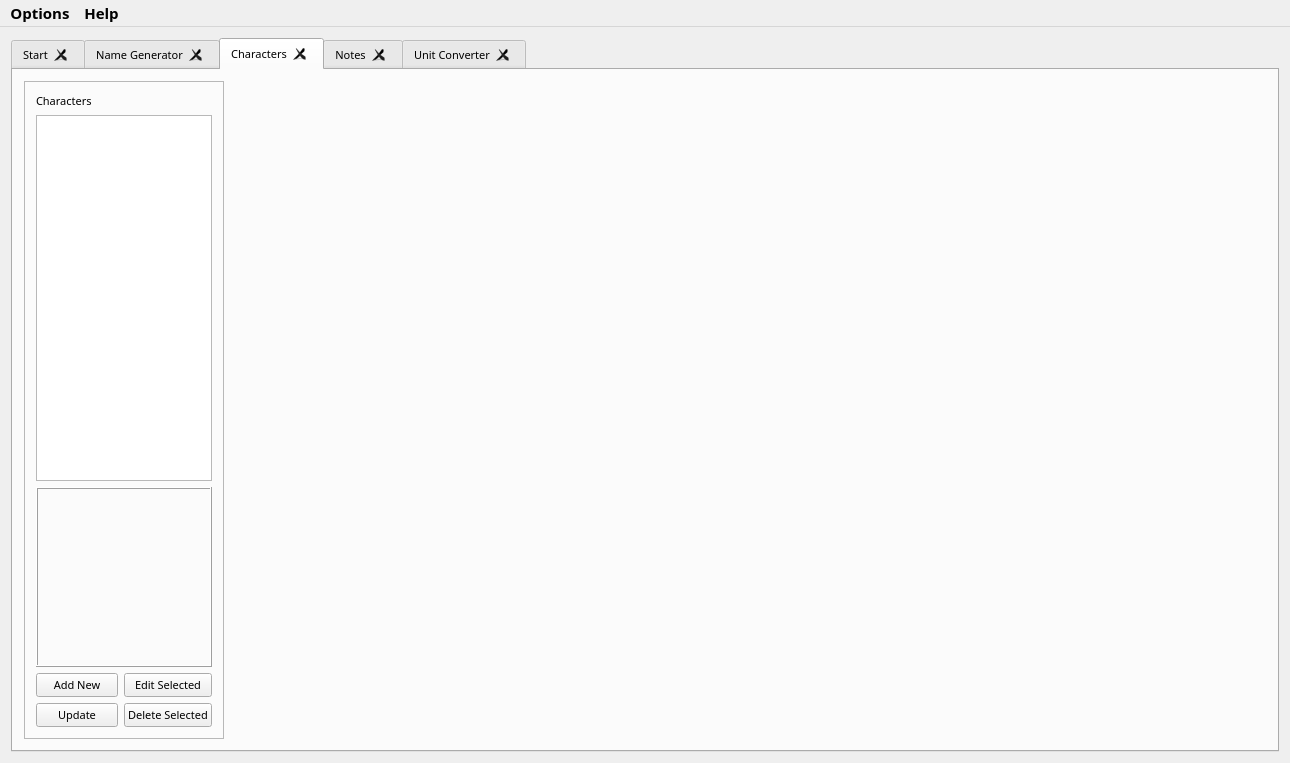
Above: mainwindow.ui from PhilInTheGaps/GM-Companion before the change. Below: the same form after it.
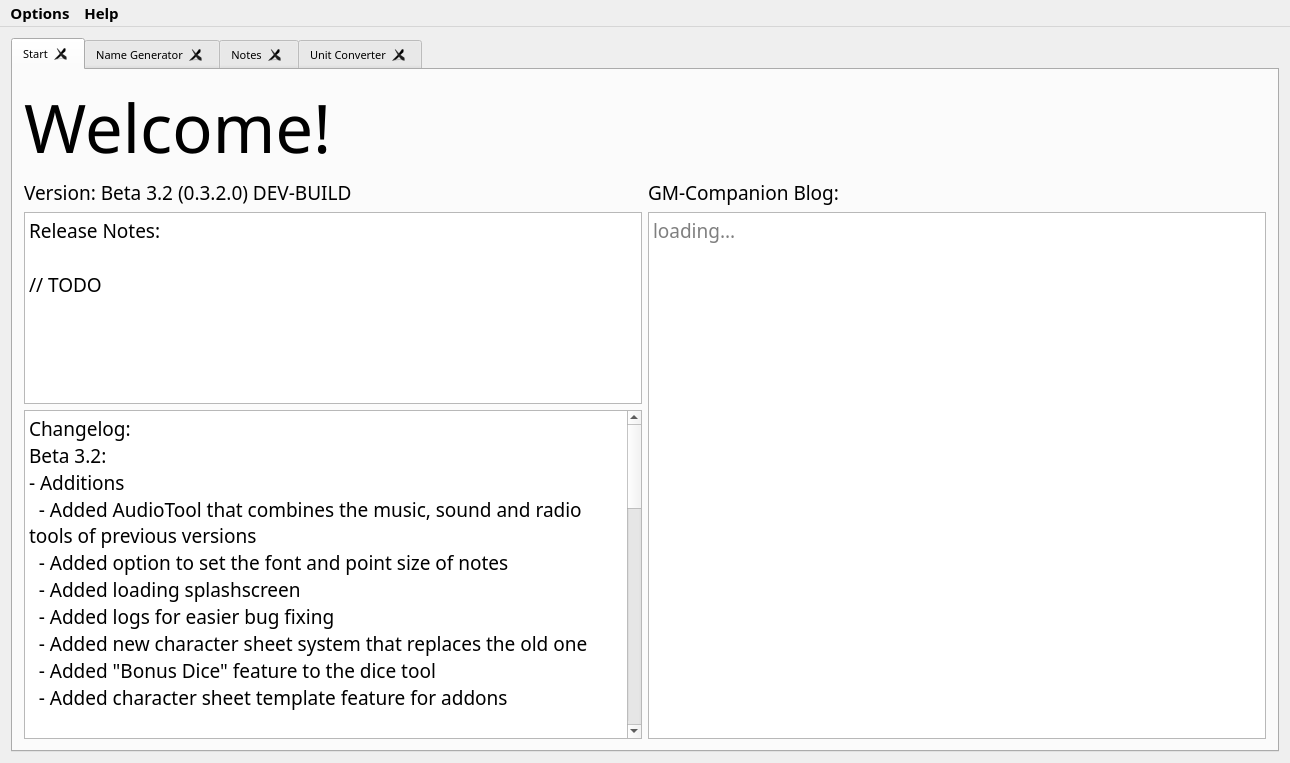
That is the form after the change. The open tabs and pages were chosen to show the change. Icons and pictures are not drawn.

The edit to the form file:
```diff
--- a/mainwindow.ui
+++ b/mainwindow.ui
@@ -343,172 +343,6 @@
         </item>
        </layout>
       </widget>
-      <widget class="QWidget" name="tabCharacters">
-       <attribute name="title">
-        <string>Characters</string>
-       </attribute>
-       <layout class="QHBoxLayout" name="horizontalLayout_19">
-        <item>
-         <widget class="QFrame" name="frame">
-          <property name="minimumSize">
-           <size>
-            <width>200</width>
-            <height>0</height>
-           </size>
-          </property>
-          <property name="maximumSize">
-           <size>
-            <width>200</width>
-            <height>16777215</height>
-           </size>
-          </property>
-          <property name="frameShape">
-           <enum>QFrame::StyledPanel</enum>
-          </property>
-          <property name="frameShadow">
-           <enum>QFrame::Raised</enum>
-          </property>
-          <layout class="QVBoxLayout" name="verticalLayout_5">
-           <item>
-            <widget class="QLabel" name="label_2">
-             <property name="text">
-              <string>Characters</string>
-             </property>
-            </widget>
-           </item>
-           <item>
-            <widget class="QListWidget" name="charactersListWidget">
-             <property name="minimumSize">
-              <size>
-               <width>150</width>
-               <height>0</height>
-              </size>
-             </property>
-             <property name="maximumSize">
-              <size>
-               <width>200</width>
-               <height>16777215</height>
-              </size>
-             </property>
-             <property name="editTriggers">
-              <set>QAbstractItemView::DoubleClicked|QAbstractItemView::EditKeyPressed|QAbstractItemView::SelectedClicked</set>
-             </property>
-             <property name="dragDropMode">
-              <enum>QAbstractItemView::NoDragDrop</enum>
-             </property>
-             <property name="defaultDropAction">
-              <enum>Qt::IgnoreAction</enum>
-             </property>
-             <property name="textElideMode">
-              <enum>Qt::ElideLeft</enum>
-             </property>
-             <property name="movement">
-              <enum>QListView::Static</enum>
-             </property>
-             <property name="isWrapping" stdset="0">
-              <bool>false</bool>
-             </property>
-             <property name="viewMode">
-              <enum>QListView::ListMode</enum>
-             </property>
-             <property name="uniformItemSizes">
-              <bool>false</bool>
-             </property>
-             <property name="wordWrap">
-              <bool>false</bool>
-             </property>
-             <property name="selectionRectVisible">
-              <bool>true</bool>
-             </property>
-             <property name="sortingEnabled">
-              <bool>false</bool>
-             </property>
-            </widget>
-           </item>
-           <item>
-            <widget class="QLabel" name="characterIconLabel">
-             <property name="sizePolicy">
-              <sizepolicy hsizetype="Expanding" vsizetype="Expanding">
-               <horstretch>0</horstretch>
-               <verstretch>0</verstretch>
-              </sizepolicy>
-             </property>
-             <property name="minimumSize">
-              <size>
-               <width>0</width>
-               <height>0</height>
-              </size>
-             </property>
-             <property name="maximumSize">
-              <size>
-               <width>180</width>
-               <height>180</height>
-              </size>
-             </property>
-             <property name="frameShape">
-              <enum>QFrame::Box</enum>
-             </property>
-             <property name="frameShadow">
-              <enum>QFrame::Raised</enum>
-             </property>
-             <property name="text">
-              <string/>
-             </property>
-            </widget>
-           </item>
-           <item>
-            <layout class="QGridLayout" name="gridLayout_2">
-             <item row="0" column="0">
-              <widget class="QPushButton" name="createCharacterButton">
-               <property name="text">
-                <string>Add New</string>
-               </property>
-               <property name="checkable">
-                <bool>false</bool>
-               </property>
-               <property name="checked">
-                <bool>false</bool>
-               </property>
-              </widget>
-             </item>
-             <item row="0" column="1">
-              <widget class="QPushButton" name="editCharacter">
-               <property name="text">
-                <string>Edit Selected</string>
-               </property>
-              </widget>
-             </item>
-             <item row="1" column="0">
-              <widget class="QPushButton" name="updateCharactersButton">
-               <property name="text">
-                <string>Update</string>
-               </property>
-              </widget>
-             </item>
-             <item row="1" column="1">
-              <widget class="QPushButton" name="deleteCharacterButton">
-               <property name="text">
-                <string>Delete Selected</string>
-               </property>
-              </widget>
-             </item>
-            </layout>
-           </item>
-          </layout>
-         </widget>
-        </item>
-        <item>
-         <widget class="QStackedWidget" name="charactersStackedWidget">
-          <property name="sizePolicy">
-           <sizepolicy hsizetype="Expanding" vsizetype="Expanding">
-            <horstretch>0</horstretch>
-            <verstretch>0</verstretch>
-           </sizepolicy>
-          </property>
-         </widget>
-        </item>
-       </layout>
-      </widget>
       <widget class="QWidget" name="tabNotes">
        <attribute name="title">
         <string>Notes</string>
```
Left out of the diff: 13 changed lines with no effect on the pictures.
